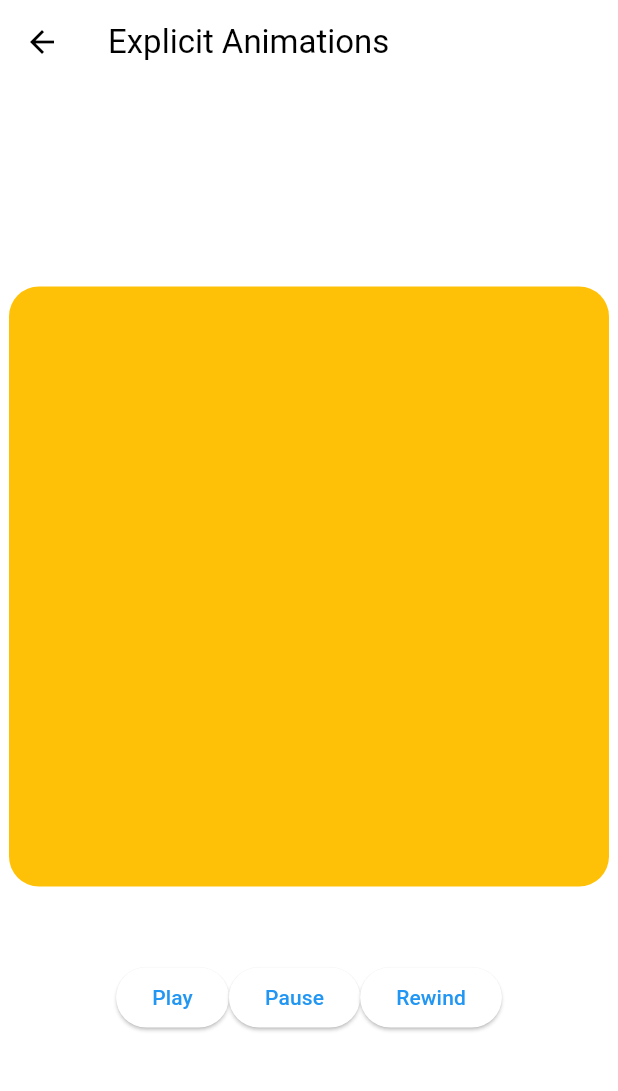
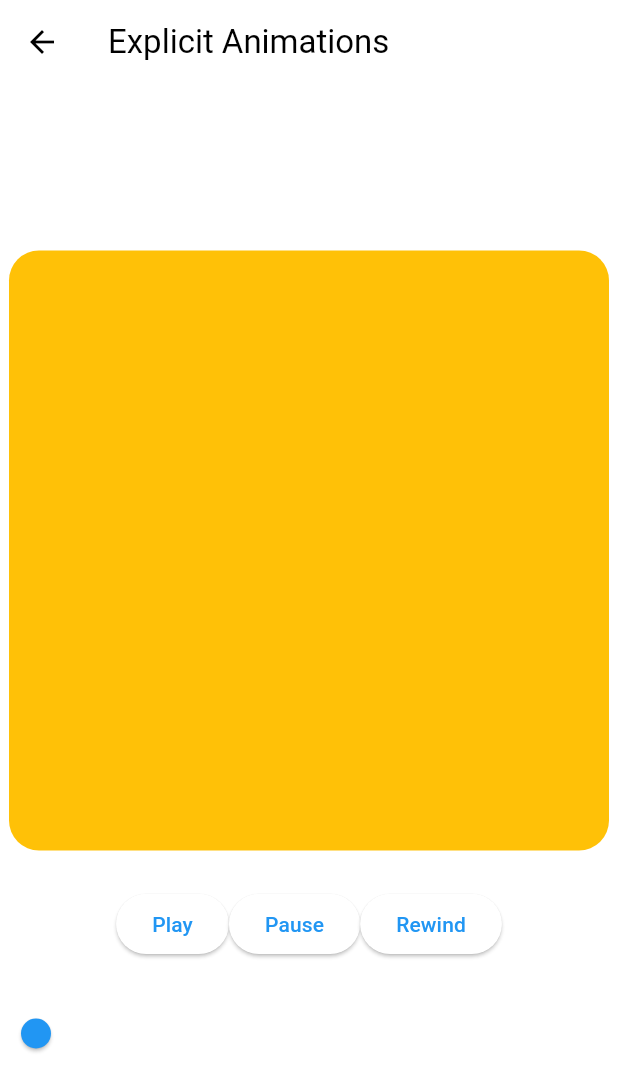
Before and after one commit to devgony/flutter_animations_masterclass, a Flutter app: the ExplicitAnimationsScreen screen opened directly, on a phone screen of 412 x 824 dp. Shown: the top 1091 px of the screen. Run offline on Flutter 3.47's test engine with Material 2 defaults, Android fonts, the phone set to English and light mode, and no system bars.

```diff
--- a/lib/screens/explicit_animations_screen.dart
+++ b/lib/screens/explicit_animations_screen.dart
@@ -14,7 +14,9 @@ class _ExplicitAnimationsScreenState extends State<ExplicitAnimationsScreen>
     vsync: this,
     duration: const Duration(seconds: 2),
     reverseDuration: const Duration(seconds: 1),
-  );
+  )..addListener(() {
+      _range.value = _animationController.value;
+    });
 
   late final Animation<Decoration> _decoration = DecorationTween(
     begin: BoxDecoration(
@@ -66,6 +68,13 @@ class _ExplicitAnimationsScreenState extends State<ExplicitAnimationsScreen>
     super.dispose();
   }
 
+  final ValueNotifier<double> _range = ValueNotifier(0.0);
+
+  void _onChanged(double value) {
+    _range.value = 0;
+    _animationController.value = value;
+  }
+
   @override
   Widget build(BuildContext context) {
     print("build");
@@ -94,7 +103,7 @@ class _ExplicitAnimationsScreenState extends State<ExplicitAnimationsScreen>
               ),
             ),
             const SizedBox(
-              height: 50,
+              height: 25,
             ),
             Row(
               mainAxisAlignment: MainAxisAlignment.center,
@@ -112,6 +121,18 @@ class _ExplicitAnimationsScreenState extends State<ExplicitAnimationsScreen>
                   child: const Text("Rewind"),
                 )
               ],
+            ),
+            const SizedBox(
+              height: 25,
+            ),
+            ValueListenableBuilder(
+              valueListenable: _range,
+              builder: (context, value, child) {
+                return Slider(
+                  value: value,
+                  onChanged: _onChanged,
+                );
+              },
             )
           ],
         ),
```
Also changed, not shown: 1 other file.
